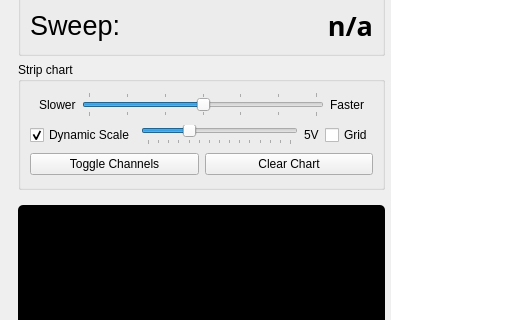
Before: the Qt Designer form layouts/threepio.ui in RuideFu/threepio, drawn with Qt 5; both pictures show x 0 to 527 and y 376 to 696 of the 860 by 1004 pixel window.
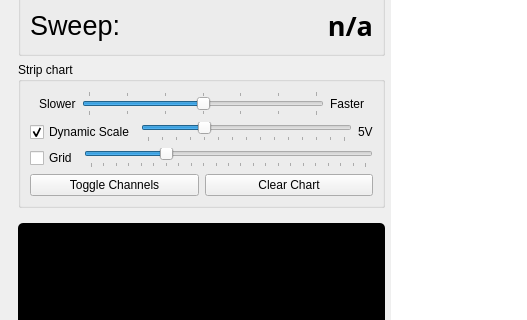
After: the same form once the commit is applied. Custom widgets are drawn as their Qt base class.

Commit message: Refine strip chart grid layout and square-density behavior

What changed in the file:
```diff
--- a/layouts/threepio.ui
+++ b/layouts/threepio.ui
@@ -633,6 +633,10 @@
               </property>
              </widget>
             </item>
+           </layout>
+          </item>
+          <item row="2" column="0" colspan="4">
+           <layout class="QHBoxLayout" name="horizontalLayout_5">
             <item>
              <widget class="QCheckBox" name="stripchart_grid_checkbox">
               <property name="text">
@@ -640,6 +644,28 @@
               </property>
              </widget>
             </item>
+            <item>
+             <widget class="QSlider" name="stripchart_grid_density_slider">
+              <property name="minimum">
+               <number>2</number>
+              </property>
+              <property name="maximum">
+               <number>24</number>
+              </property>
+              <property name="value">
+               <number>8</number>
+              </property>
+              <property name="orientation">
+               <enum>Qt::Horizontal</enum>
+              </property>
+              <property name="tickPosition">
+               <enum>QSlider::TicksBelow</enum>
+              </property>
+              <property name="tickInterval">
+               <number>1</number>
+              </property>
+             </widget>
+            </item>
            </layout>
           </item>
           <item row="3" column="0" colspan="4">
```
The commit also changes 2 other files.
